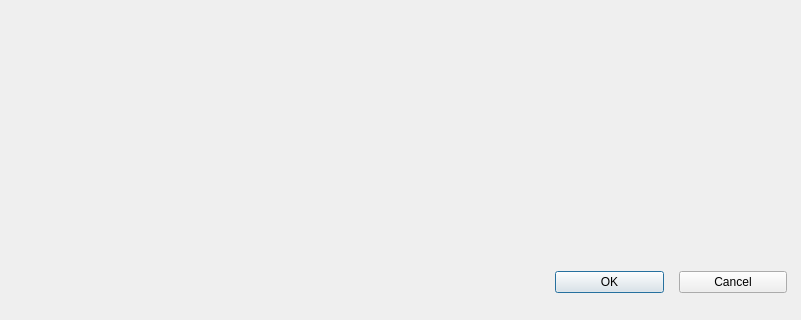
First picture: the form in src/ProjNavigator/add_file_dialog.ui, repository os-fpga/FOEDAG, before the edit; both pictures show x 0 to 801 and y 452 to 772 of the 801 by 772 pixel window.
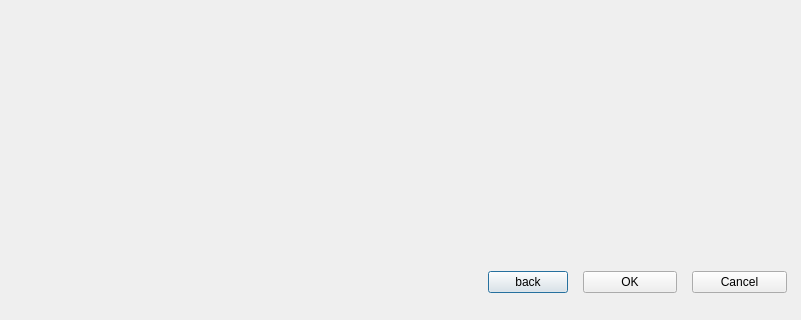
Second picture: the form after the edit.

```diff
--- a/src/ProjNavigator/add_file_dialog.ui
+++ b/src/ProjNavigator/add_file_dialog.ui
@@ -49,7 +49,7 @@
      </property>
      <layout class="QGridLayout" name="gridLayout">
       <item row="0" column="0">
-       <layout class="QHBoxLayout" name="horizontalLayout_3" stretch="50,10,10">
+       <layout class="QHBoxLayout" name="horizontalLayout_3" stretch="50,0,10,10">
         <property name="spacing">
          <number>15</number>
         </property>
@@ -72,6 +72,13 @@
           </property>
          </spacer>
         </item>
+        <item>
+         <widget class="QPushButton" name="m_btnBack">
+          <property name="text">
+           <string>back</string>
+          </property>
+         </widget>
+        </item>
         <item>
          <widget class="QPushButton" name="m_btnOK">
           <property name="text">
```
Left out of the diff: 15 changed lines with no effect on the pictures.
